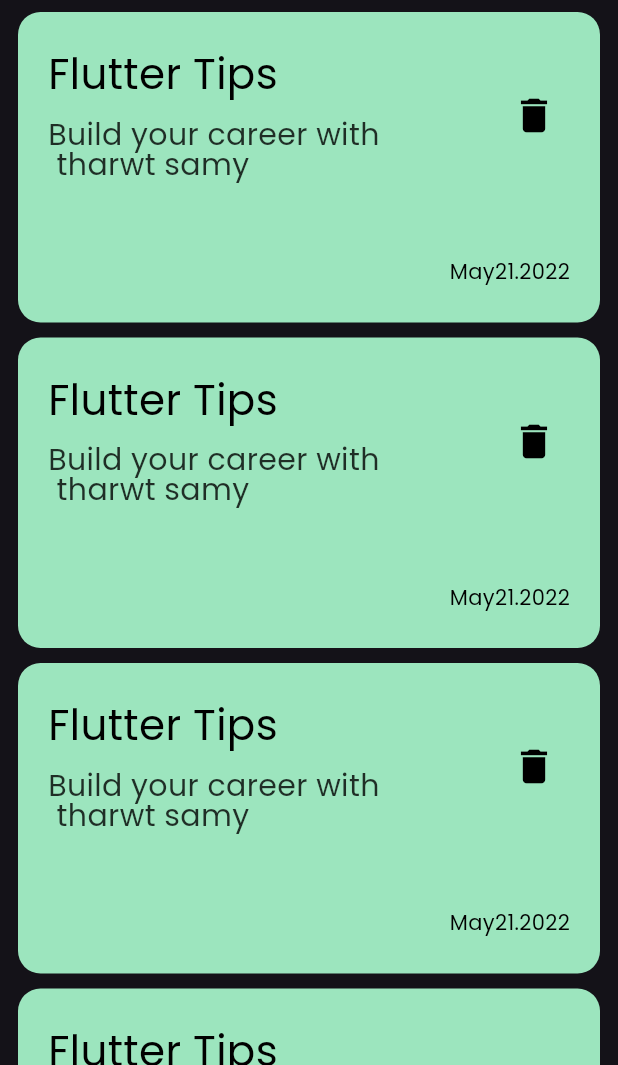
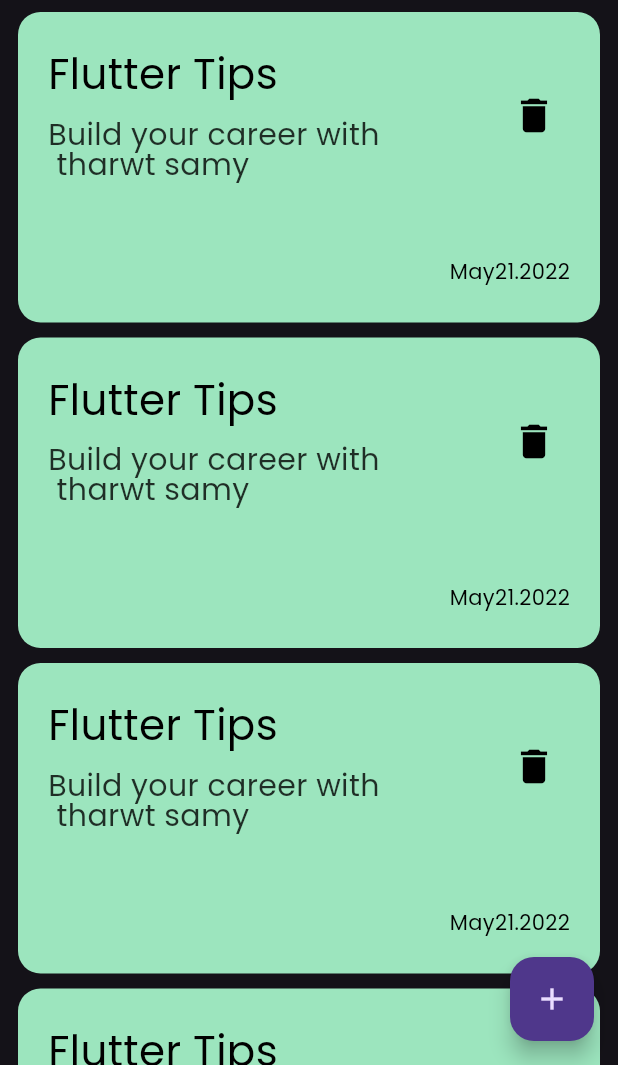
Before and after one commit to abdelrahman1820/notes_app, a Flutter app: the screen it shows after launch, on a phone screen of 412 x 824 dp, the part 171-1236 px from its top. Run offline on Flutter 3.47's test engine with Material 3 defaults, Android fonts, the phone set to English and light mode, and no system bars.

Commit message:
add float action button and create notes body

```diff
--- a/lib/views/notes_page.dart
+++ b/lib/views/notes_page.dart
@@ -4,29 +4,19 @@ import 'package:flutter/material.dart';
 import 'package:notesapp/widgets/custom_app_bar.dart';
 import 'package:notesapp/widgets/custom_notes_card.dart';
 import 'package:notesapp/widgets/notes.list_view.dart';
+import 'package:notesapp/widgets/notes_body.dart';
 
-class NotesPage extends StatefulWidget {
+class NotesPage extends StatelessWidget {
   const NotesPage({Key? key}) : super(key: key);
 
   @override
-  State<NotesPage> createState() => _NotesPageState();
-}
-
-class _NotesPageState extends State<NotesPage> {
-  @override
   Widget build(BuildContext context) {
     return Scaffold(
-      body: Column(
-        children: [
-          Padding(
-            padding: const EdgeInsets.only(top: 50.0),
-            child: const CustomAppBar(),
-          ),
-          Expanded(
-            child: NotesListView(),
-          ),
-        ],
+      floatingActionButton: FloatingActionButton(
+        onPressed: () {},
+        child: Icon(Icons.add),
       ),
+      body: NotesBody(),
     );
   }
 }
--- /dev/null
+++ b/lib/widgets/notes_body.dart
@@ -0,0 +1,24 @@
+import 'package:flutter/material.dart';
+import 'package:notesapp/widgets/custom_app_bar.dart';
+import 'package:notesapp/widgets/notes.list_view.dart';
+
+class NotesBody extends StatelessWidget {
+  const NotesBody({
+    super.key,
+  });
+
+  @override
+  Widget build(BuildContext context) {
+    return Column(
+      children: [
+        Padding(
+          padding: EdgeInsets.only(top: 50.0),
+          child: CustomAppBar(),
+        ),
+        Expanded(
+          child: NotesListView(),
+        ),
+      ],
+    );
+  }
+}
```
